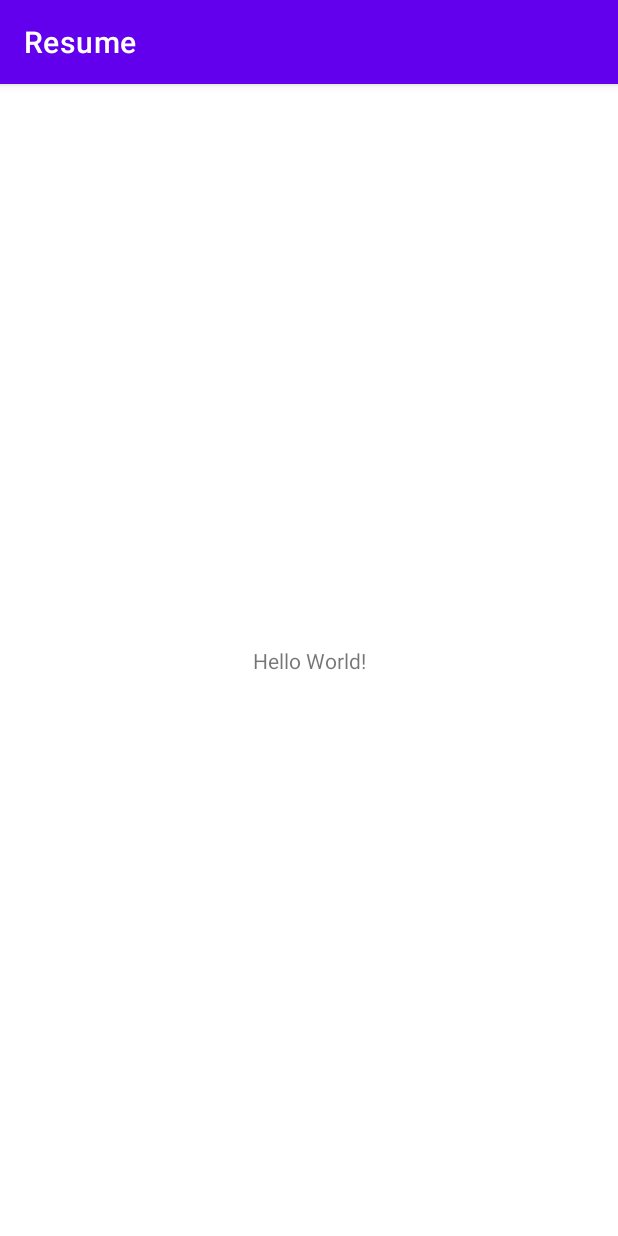
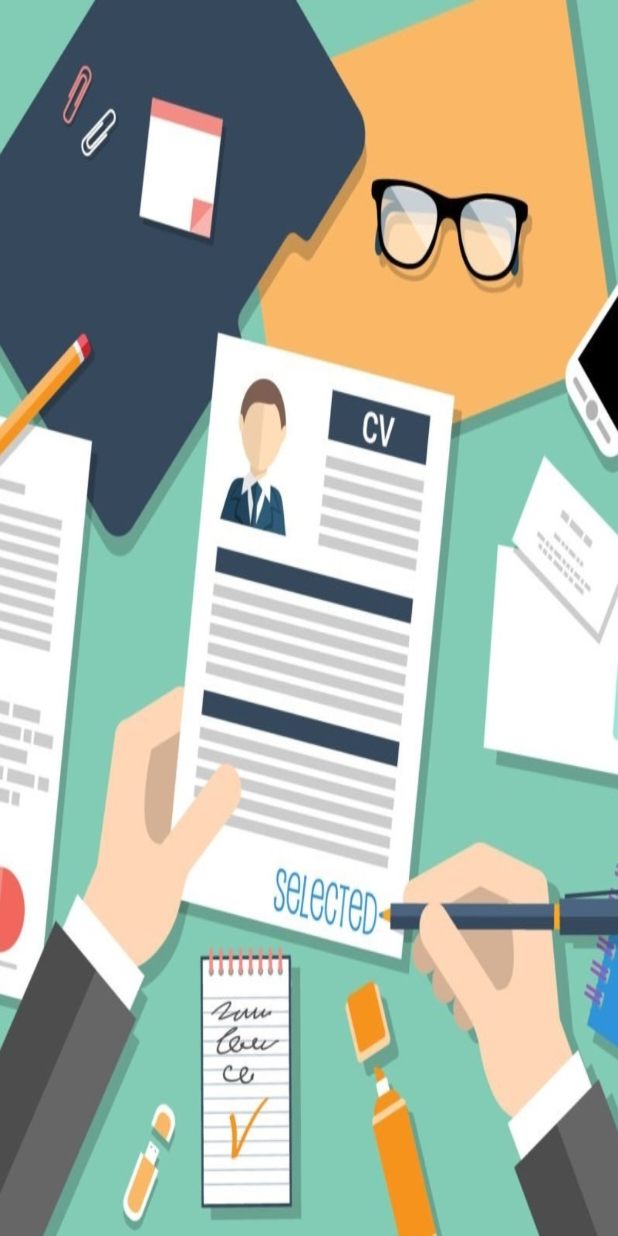
Before and after one commit to Torear797/Android-Resume, an Android app: the screen it shows after launch (MainActivity before the commit, SplashScreenActivity after it), on a phone screen of 412 x 824 dp. Run offline under Robolectric (Android 15) with nearby library versions, the phone set to English and light mode, and no system bars; libraries missing offline, so code that uses them is left out: com.orhanobut.hawk; 1 statement that could not run was skipped.

Commit message:
add splash screen

```diff
--- a/app/build.gradle
+++ b/app/build.gradle
@@ -37,4 +37,7 @@ dependencies {
     implementation 'androidx.appcompat:appcompat:1.2.0'
     implementation 'com.google.android.material:material:1.3.0'
     implementation 'androidx.constraintlayout:constraintlayout:2.0.4'
+
+    //Сохранение данных о работе приложения
+    implementation "com.orhanobut:hawk:2.0.1"
 }
--- a/app/src/main/AndroidManifest.xml
+++ b/app/src/main/AndroidManifest.xml
@@ -3,13 +3,14 @@
     package="ru.torear.resume">
 
     <application
+        android:name="com.animo.ru.App"
         android:allowBackup="true"
         android:icon="@mipmap/ic_launcher"
         android:label="@string/app_name"
         android:roundIcon="@mipmap/ic_launcher_round"
         android:supportsRtl="true"
         android:theme="@style/Theme.Resume">
-        <activity android:name=".MainActivity">
+        <activity android:name=".splash_screen.SplashScreenActivity" android:theme="@style/SplashTheme" android:screenOrientation="portrait" >
             <intent-filter>
                 <action android:name="android.intent.action.MAIN" />
 
--- /dev/null
+++ b/app/src/main/java/ru/torear/resume/App.kt
@@ -0,0 +1,13 @@
+package com.animo.ru
+
+import android.app.Application
+import com.orhanobut.hawk.Hawk
+
+class App : Application() {
+
+    override fun onCreate() {
+        super.onCreate()
+        Hawk.init(this).build()
+    }
+
+}
--- a/app/src/main/java/ru/torear/resume/MainActivity.kt
+++ /dev/null
@@ -1,11 +0,0 @@
-package ru.torear.resume
-
-import androidx.appcompat.app.AppCompatActivity
-import android.os.Bundle
-
-class MainActivity : AppCompatActivity() {
-    override fun onCreate(savedInstanceState: Bundle?) {
-        super.onCreate(savedInstanceState)
-        setContentView(R.layout.activity_main)
-    }
-}
--- /dev/null
+++ b/app/src/main/java/ru/torear/resume/ui/splash_screen/SplashScreenActivity.kt
@@ -0,0 +1,15 @@
+package ru.torear.resume.splash_screen
+
+import android.os.Bundle
+import androidx.appcompat.app.AppCompatActivity
+
+class SplashScreenActivity : AppCompatActivity() {
+
+    override fun onCreate(savedInstanceState: Bundle?) {
+        super.onCreate(savedInstanceState)
+
+/*        startActivity(Intent(this, MainActivity::class.java))
+        finish()*/
+    }
+
+}
--- a/app/src/main/res/layout/activity_main.xml
+++ /dev/null
@@ -1,18 +0,0 @@
-<?xml version="1.0" encoding="utf-8"?>
-<androidx.constraintlayout.widget.ConstraintLayout xmlns:android="http://schemas.android.com/apk/res/android"
-    xmlns:app="http://schemas.android.com/apk/res-auto"
-    xmlns:tools="http://schemas.android.com/tools"
-    android:layout_width="match_parent"
-    android:layout_height="match_parent"
-    tools:context=".MainActivity">
-
-    <TextView
-        android:layout_width="wrap_content"
-        android:layout_height="wrap_content"
-        android:text="Hello World!"
-        app:layout_constraintBottom_toBottomOf="parent"
-        app:layout_constraintLeft_toLeftOf="parent"
-        app:layout_constraintRight_toRightOf="parent"
-        app:layout_constraintTop_toTopOf="parent" />
-
-</androidx.constraintlayout.widget.ConstraintLayout>
--- a/app/src/main/res/values/themes.xml
+++ b/app/src/main/res/values/themes.xml
@@ -13,4 +13,10 @@
         <item name="android:statusBarColor" tools:targetApi="l">?attr/colorPrimaryVariant</item>
         <!-- Customize your theme here. -->
     </style>
+
+
+    <!--Определяет фон сплеш скрина -->
+    <style name="SplashTheme" parent="Theme.MaterialComponents.NoActionBar">
+        <item name="android:windowBackground">@drawable/splash_screen_logo</item>
+    </style>
 </resources>
```
Also changed, not shown: app/src/main/res/drawable-v24/splash_screen_logo.jpg (added).
